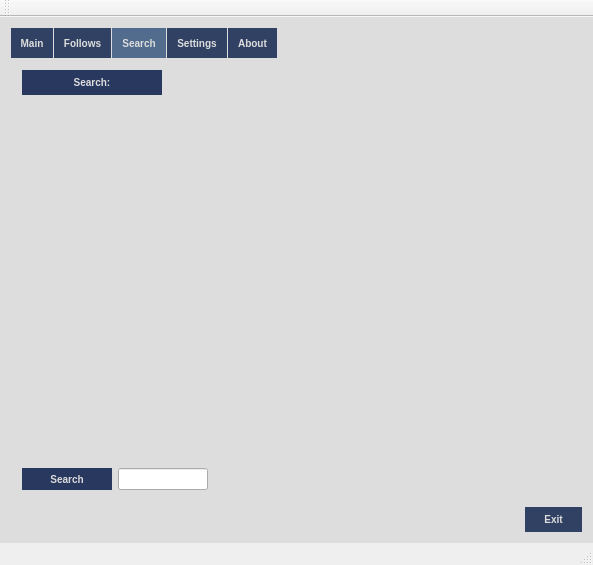
Above: mainwindow.ui from Rutle/twitch-program before the change. Below: the same form after it.
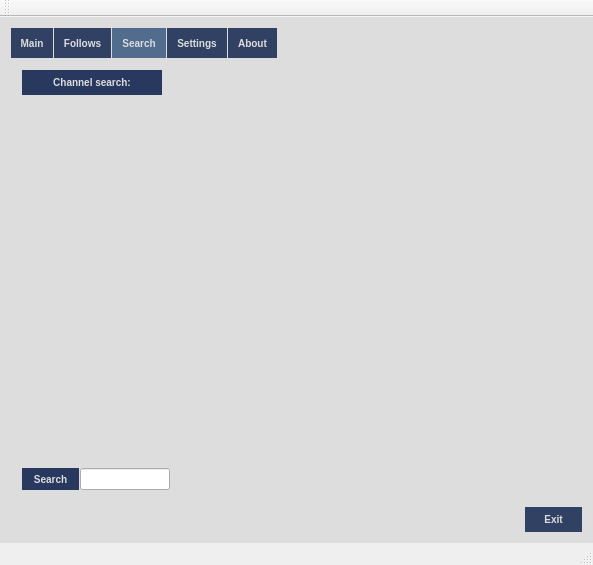
That is the form after the change. The open tabs and pages were chosen to show the change.

Commit message: Clearing of follow page done. Channel search done.

```diff
--- a/mainwindow.ui
+++ b/mainwindow.ui
@@ -523,7 +523,7 @@
               </size>
              </property>
              <property name="text">
-              <string>Search:</string>
+              <string>Channel search:</string>
              </property>
              <property name="alignment">
               <set>Qt::AlignCenter</set>
@@ -554,8 +554,8 @@
           <property name="sizeConstraint">
            <enum>QLayout::SetMinAndMaxSize</enum>
           </property>
-          <property name="horizontalSpacing">
-           <number>6</number>
+          <property name="spacing">
+           <number>1</number>
           </property>
           <item row="0" column="1">
            <widget class="QPushButton" name="search_button">
@@ -567,7 +567,7 @@
             </property>
             <property name="minimumSize">
              <size>
-              <width>90</width>
+              <width>57</width>
               <height>22</height>
              </size>
             </property>
@@ -603,7 +603,7 @@
              </size>
             </property>
             <property name="alignment">
-             <set>Qt::AlignBottom|Qt::AlignLeading|Qt::AlignLeft</set>
+             <set>Qt::AlignLeading|Qt::AlignLeft|Qt::AlignVCenter</set>
             </property>
            </widget>
           </item>
```
Left out of the diff: 12 changed lines with no effect on the pictures. The commit also changes 1 other file.
